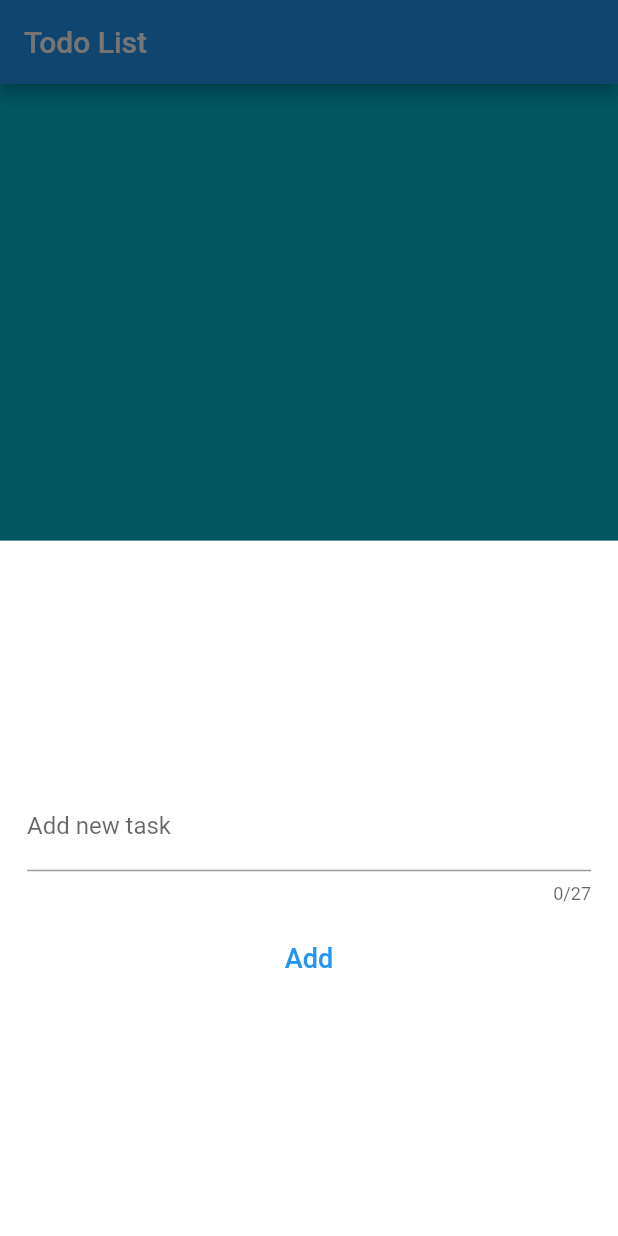
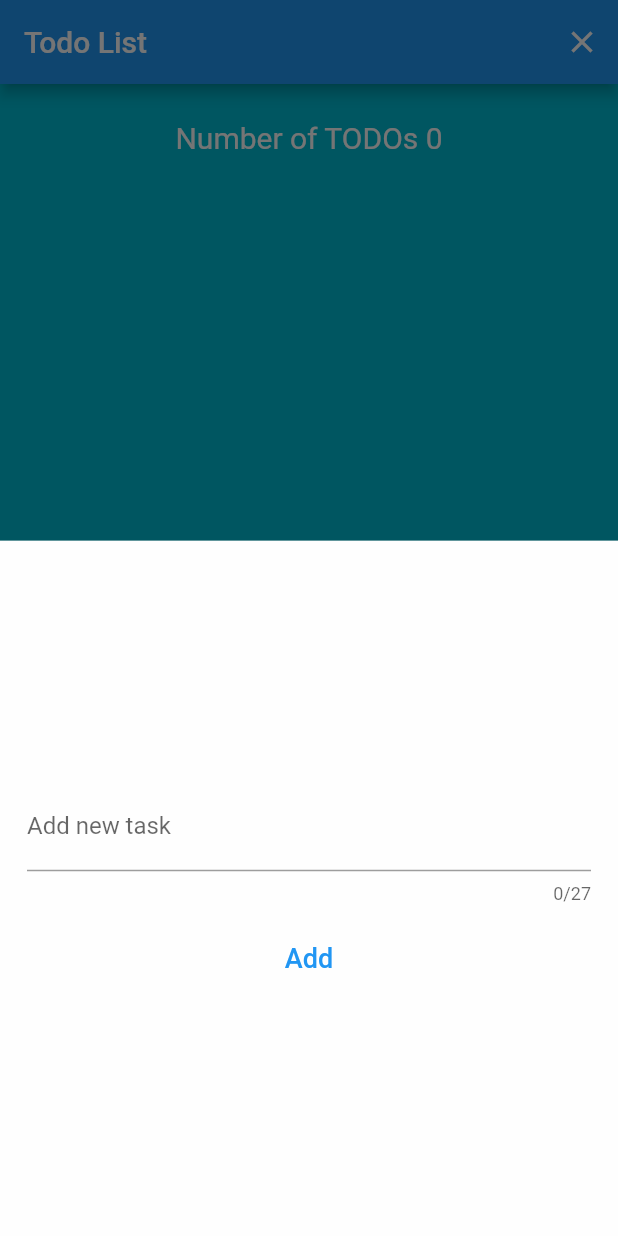
Before and after one commit to kosamaly/salama_todoApp, a Flutter app: the screen it shows after launch, after a tap on the "add" icon, on a phone screen of 412 x 824 dp. Run offline on Flutter 3.47's test engine with Material 2 defaults, Android fonts, the phone set to English and light mode, and no system bars.

Commit message:
Add clearAll function / code refactoring

```diff
--- a/lib/logic/provider.dart
+++ /dev/null
@@ -1 +0,0 @@
-// TODO Implement this library.
--- a/lib/logic.dart
+++ b/lib/logic/todos_provider.dart
@@ -1,11 +1,8 @@
 import 'package:flutter/material.dart';
 import 'package:flutter/foundation.dart';
 
-class ListX with ChangeNotifier {
-  // int _count = 0;
-  /// my state
-
-  List<String> _todos = [];
+class TodosListProvider with ChangeNotifier {
+  final List<String> _todos = [];
 
   List<String> get todos => _todos;
 
@@ -13,4 +10,9 @@ class ListX with ChangeNotifier {
     _todos.add(task);
     notifyListeners();
   }
+
+  void clearAll() {
+    _todos.clear();
+    notifyListeners();
+  }
 }
--- a/lib/main.dart
+++ b/lib/main.dart
@@ -1,16 +1,14 @@
 import 'package:flutter/material.dart';
 import 'package:provider/provider.dart';
-import 'logic.dart';
+import 'package:salama_todoapp/logic/todos_provider.dart';
 
 void main() {
   runApp(MultiProvider(providers: [
     ChangeNotifierProvider(
-      create: (_) => ListX(),
+      create: (_) => TodosListProvider(),
     )
   ], child: const MyApp()));
 }
-
-final String varTitle = "";
 
 class MyApp extends StatelessWidget {
   const MyApp({Key? key}) : super(key: key);
@@ -18,31 +16,43 @@ class MyApp extends StatelessWidget {
   @override
   Widget build(BuildContext context) {
     return MaterialApp(
-      title: 'Todo State',
+      title: 'Todos App',
       theme: ThemeData(
         primarySwatch: Colors.blue,
       ),
-      home: const ToDoList(),
+      home: const ToDoListScreen(),
     );
   }
 }
 
-class ToDoList extends StatefulWidget {
-  const ToDoList({Key? key}) : super(key: key);
+class ToDoListScreen extends StatefulWidget {
+  const ToDoListScreen({Key? key}) : super(key: key);
 
   @override
-  ToDoListState createState() => ToDoListState();
+  ToDoListScreenState createState() => ToDoListScreenState();
 }
 
-class ToDoListState extends State<ToDoList> {
-  final String varTitle = "";
+class ToDoListScreenState extends State<ToDoListScreen> {
   final myController = TextEditingController();
+
+  @override
+  void dispose() {
+    myController.dispose();
+    super.dispose();
+  }
 
   @override
   Widget build(BuildContext context) {
     return Scaffold(
       appBar: AppBar(
         title: const Text('Todo List'),
+        actions: [
+          IconButton(
+              onPressed: () {
+                context.read<TodosListProvider>().clearAll();
+              },
+              icon: const Icon(Icons.close))
+        ],
       ),
       floatingActionButton: FloatingActionButton(
         onPressed: () {
@@ -59,16 +69,20 @@ class ToDoListState extends State<ToDoList> {
                       TextField(
                         controller: myController,
                         maxLength: 27,
-                        decoration: InputDecoration(labelText: "Add new task"),
+                        decoration:
+                            const InputDecoration(labelText: "Add new task"),
                       ),
                       const SizedBox(
                         height: 12,
                       ),
                       TextButton(
                           onPressed: () {
-                            context.read<ListX>().addTask(myController.text);
+                            context
+                                .read<TodosListProvider>()
+                                .addTask(myController.text);
+                            myController.clear();
+
                             Navigator.pop(context);
-                            myController.clear();
                           },
                           child: const Text(
                             "Add",
@@ -85,11 +99,11 @@ class ToDoListState extends State<ToDoList> {
       body: Container(
         color: Colors.cyan,
         width: double.infinity,
-        child: Column(
+        child: const Column(
           crossAxisAlignment: CrossAxisAlignment.start,
-          children: const [
+          children: [
             SizedBox(
-              height: 80,
+              height: 8,
             ),
             Expanded(child: ListXWidget()),
           ],
@@ -104,60 +118,34 @@ class ListXWidget extends StatelessWidget {
 
   @override
   Widget build(BuildContext context) {
-    return Column(
+    final todos = context.watch<TodosListProvider>().todos;
+    return Padding(
+      padding: const EdgeInsets.all(16),
+      child: Column(
         crossAxisAlignment: CrossAxisAlignment.center,
         children: [
-        ...context.watch<ListX>().todos.map(
-              (item) => FractionallySizedBox(
-                widthFactor: 0.9,
-                child: Container(
-                  margin: const EdgeInsets.only(top: 20),
-                  padding: const EdgeInsets.all(22),
-                  child: Row(
-                    mainAxisAlignment: MainAxisAlignment.spaceBetween,
+          Text(
+            "Number of TODOs ${todos.length}",
+            style: const TextStyle(fontSize: 20, color: Colors.white),
+          ),
+          Expanded(
+            child: ListView(
               children: [
-                      Text(
-                        ///  The `ListXWidget` should use the `item` variable inside the `Text` widget to display each task, instead of `context.watch<ListX>().todos`, which will display the entire list.
-                        item,
-                        style: const TextStyle(fontSize: 18),
+                ...todos
+                    .map((element) => Padding(
+                          padding: const EdgeInsets.all(8.0),
+                          child: Text(
+                            element,
+                            style: const TextStyle(
+                                color: Colors.white, fontSize: 15),
                           ),
+                        ))
+                    .toList()
               ],
             ),
+          )
+        ],
       ),
-              ),
-            ),
-      ],
     );
   }
 }
-// class ListXWidget extends StatelessWidget {
-// const ListXWidget({Key? key}) : super(key: key);
-//
-// @override
-// Widget build(BuildContext context) {
-//   return Column(
-//     crossAxisAlignment: CrossAxisAlignment.center,
-//     children: [
-//       ...context.watch<ListX>().todos.map(
-//             (item) => FractionallySizedBox(
-//           widthFactor: 0.9,
-//           child: Container(
-//             margin: EdgeInsets.only(top: 20),
-//             padding: EdgeInsets.all(22),
-//             child: Row(
-//               mainAxisAlignment: MainAxisAlignment.spaceBetween,
-//               children: [
-//                 Text(
-//                   '${context.watch<ListX>().todos}',
-//                   style:
-//                   const TextStyle(fontSize: 18, color: Colors.yellow),
-//                 ),
-//               ],
-//             ),
-//           ),
-//         ),
-//       ),
-//     ],
-//   );
-// }
-// }
```
Also changed, not shown: pubspec.lock, 2 other files. Lines whose indentation alone changed are shown as unchanged.
